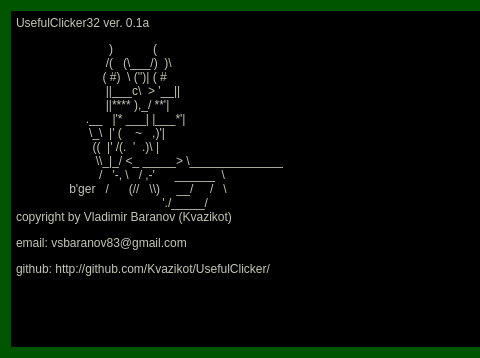
Kvazikot/UsefulClicker, file UsefulClicker32/UsefulClicker32/ui/aboutbox.ui: the form before one commit; both pictures show x 0 to 480 and y 0 to 358 of the 701 by 358 pixel window.
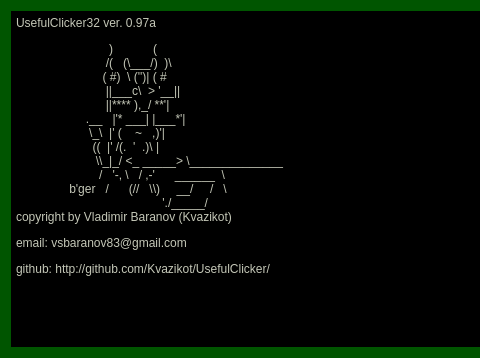
The form after the commit.

The edit to the form file:
```diff
--- a/UsefulClicker32/UsefulClicker32/ui/aboutbox.ui
+++ b/UsefulClicker32/UsefulClicker32/ui/aboutbox.ui
@@ -34,7 +34,7 @@
 &lt;html&gt;&lt;head&gt;&lt;meta name=&quot;qrichtext&quot; content=&quot;1&quot; /&gt;&lt;style type=&quot;text/css&quot;&gt;
 p, li { white-space: pre-wrap; }
 &lt;/style&gt;&lt;/head&gt;&lt;body style=&quot; font-family:'MS Shell Dlg 2'; font-size:8.25pt; font-weight:400; font-style:normal;&quot;&gt;
-&lt;p style=&quot; margin-top:0px; margin-bottom:0px; margin-left:0px; margin-right:0px; -qt-block-indent:0; text-indent:0px;&quot;&gt;&lt;span style=&quot; font-family:'Courier New'; font-size:9pt;&quot;&gt;UsefulClicker32 ver. 0.1a&lt;/span&gt;&lt;/p&gt;
+&lt;p style=&quot; margin-top:0px; margin-bottom:0px; margin-left:0px; margin-right:0px; -qt-block-indent:0; text-indent:0px;&quot;&gt;&lt;span style=&quot; font-family:'Courier New'; font-size:9pt;&quot;&gt;UsefulClicker32 ver. 0.97a&lt;/span&gt;&lt;/p&gt;
 &lt;p style=&quot; margin-top:12px; margin-bottom:0px; margin-left:0px; margin-right:0px; -qt-block-indent:0; text-indent:0px;&quot;&gt;&lt;span style=&quot; font-family:'Courier New'; font-size:9pt;&quot;&gt;                            )            (&lt;/span&gt;&lt;/p&gt;
 &lt;p style=&quot; margin-top:0px; margin-bottom:0px; margin-left:0px; margin-right:0px; -qt-block-indent:0; text-indent:0px;&quot;&gt;&lt;span style=&quot; font-family:'Courier New'; font-size:9pt;&quot;&gt;                           /(   (\___/)  )\&lt;/span&gt;&lt;/p&gt;
 &lt;p style=&quot; margin-top:0px; margin-bottom:0px; margin-left:0px; margin-right:0px; -qt-block-indent:0; text-indent:0px;&quot;&gt;&lt;span style=&quot; font-family:'Courier New'; font-size:9pt;&quot;&gt;                          ( #)  \ ('')| ( #&lt;/span&gt;&lt;/p&gt;
```
